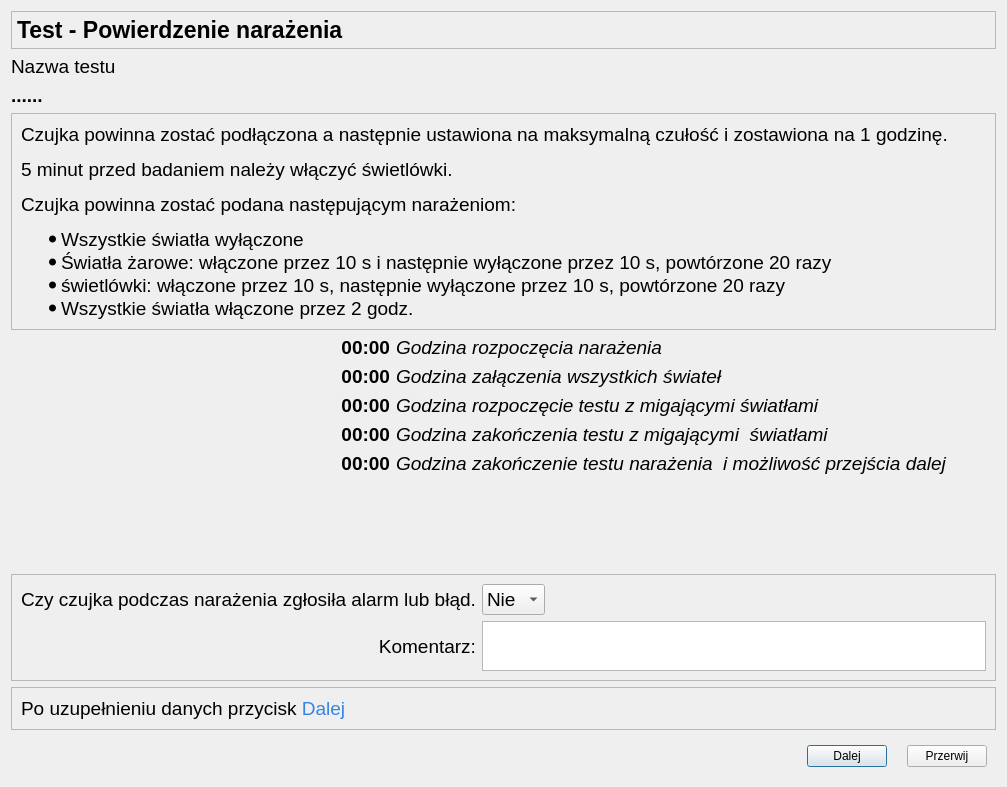
Old version of the form CzujkiLinioweApp/oknotestrozproszoneswiatlo.ui in the repository wiacekmarcin/CzujkiLiniowe.
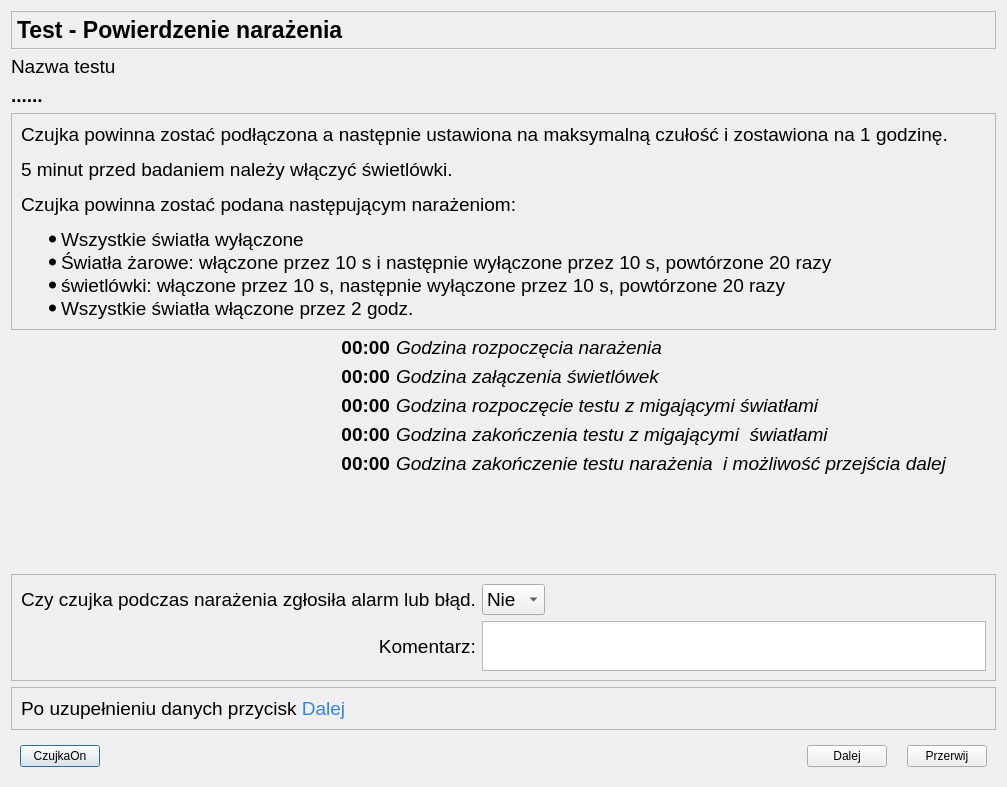
New version of the form. Icons and pictures are not drawn.

The edit to the form file:
```diff
--- a/CzujkiLinioweApp/oknotestrozproszoneswiatlo.ui
+++ b/CzujkiLinioweApp/oknotestrozproszoneswiatlo.ui
@@ -139,6 +139,13 @@
       <property name="spacing">
        <number>20</number>
       </property>
+      <item>
+       <widget class="QPushButton" name="pbCzujkaOn">
+        <property name="text">
+         <string>CzujkaOn</string>
+        </property>
+       </widget>
+      </item>
       <item>
        <spacer name="horizontalSpacer">
         <property name="orientation">
@@ -424,7 +431,7 @@
       </font>
      </property>
      <property name="text">
-      <string>Godzina załączenia wszystkich świateł</string>
+      <string>Godzina załączenia świetlówek</string>
      </property>
     </widget>
    </item>
```
